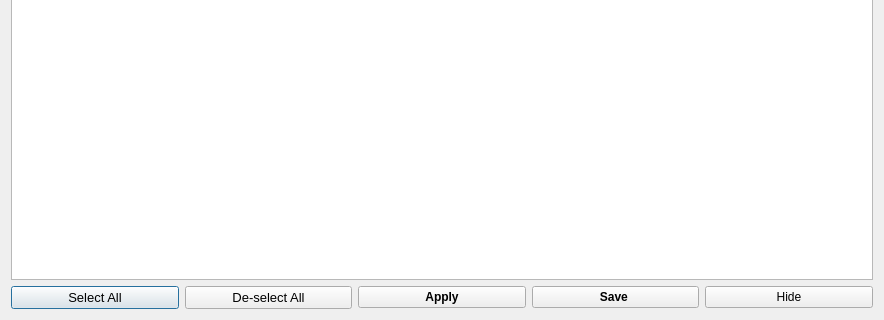
Above: src/interface/gui/ui_ManualSlicerTable.ui from neutrons/PyVDrive before the change; both pictures show x 0 to 884 and y 403 to 723 of the 884 by 723 pixel window. Below: the same form after it.
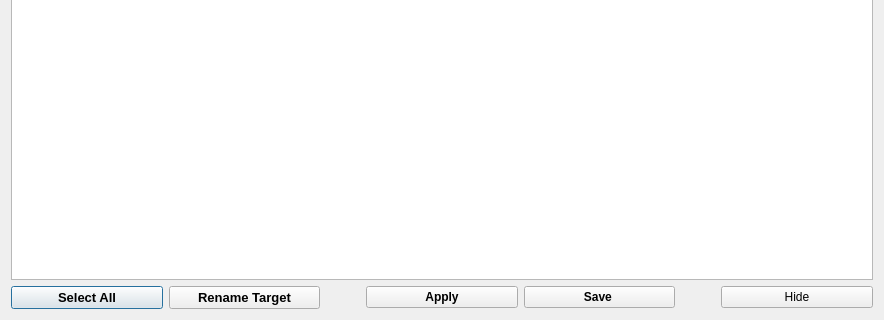
That is the form after the change. Custom widgets are drawn as their Qt base class.

```diff
--- a/src/interface/gui/ui_ManualSlicerTable.ui
+++ b/src/interface/gui/ui_ManualSlicerTable.ui
@@ -32,11 +32,29 @@
    </item>
    <item>
     <layout class="QGridLayout" name="gridLayout_7">
+     <item row="0" column="2">
+      <spacer name="horizontalSpacer">
+       <property name="orientation">
+        <enum>Qt::Horizontal</enum>
+       </property>
+       <property name="sizeType">
+        <enum>QSizePolicy::Preferred</enum>
+       </property>
+       <property name="sizeHint" stdset="0">
+        <size>
+         <width>40</width>
+         <height>20</height>
+        </size>
+       </property>
+      </spacer>
+     </item>
      <item row="0" column="0">
       <widget class="QPushButton" name="pushButton_selectAll">
        <property name="font">
         <font>
          <pointsize>10</pointsize>
+         <weight>75</weight>
+         <bold>true</bold>
         </font>
        </property>
        <property name="text">
@@ -44,7 +62,7 @@
        </property>
       </widget>
      </item>
-     <item row="0" column="4">
+     <item row="0" column="6">
       <widget class="QPushButton" name="pushButton_hide">
        <property name="text">
         <string>Hide</string>
@@ -52,6 +70,19 @@
       </widget>
      </item>
      <item row="0" column="3">
+      <widget class="QPushButton" name="pushButton_applyTimeSegs">
+       <property name="font">
+        <font>
+         <weight>75</weight>
+         <bold>true</bold>
+        </font>
+       </property>
+       <property name="text">
+        <string>Apply</string>
+       </property>
+      </widget>
+     </item>
+     <item row="0" column="4">
       <widget class="QPushButton" name="pushButton_saveTimeSegs">
        <property name="font">
         <font>
@@ -69,26 +100,31 @@
        <property name="font">
         <font>
          <pointsize>10</pointsize>
-        </font>
-       </property>
-       <property name="text">
-        <string>De-select All</string>
-       </property>
-      </widget>
-     </item>
-     <item row="0" column="2">
-      <widget class="QPushButton" name="pushButton_applyTimeSegs">
-       <property name="font">
-        <font>
          <weight>75</weight>
          <bold>true</bold>
         </font>
        </property>
        <property name="text">
-        <string>Apply</string>
+        <string>Rename Target</string>
        </property>
       </widget>
      </item>
+     <item row="0" column="5">
+      <spacer name="horizontalSpacer_2">
+       <property name="orientation">
+        <enum>Qt::Horizontal</enum>
+       </property>
+       <property name="sizeType">
+        <enum>QSizePolicy::Preferred</enum>
+       </property>
+       <property name="sizeHint" stdset="0">
+        <size>
+         <width>40</width>
+         <height>20</height>
+        </size>
+       </property>
+      </spacer>
+     </item>
     </layout>
    </item>
   </layout>
```
